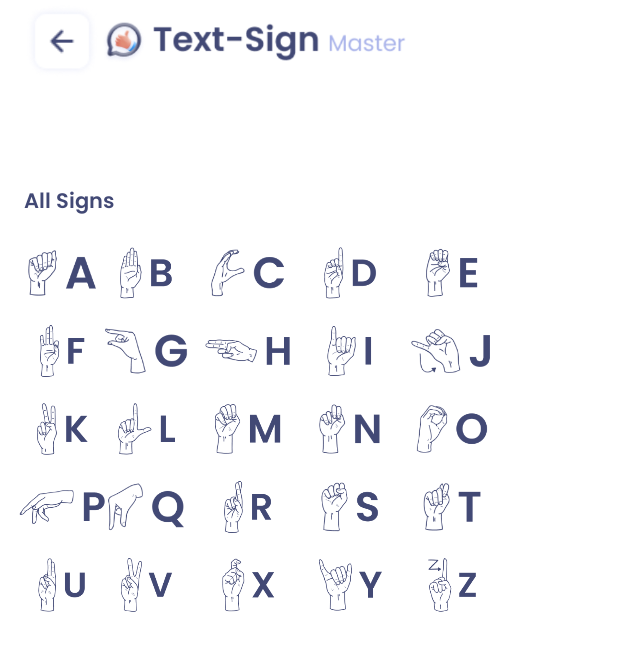
After one commit to obaidak407/hand-detector-app, an Android app: the info screen opened directly, with no data from a screen before it, on a phone screen of 412 x 824 dp. The commit adds this screen. Shown: the top 651 px of the screen. Run offline under Robolectric (Android 15) with nearby library versions, the phone set to English and light mode, and no system bars.

Commit message:
Final Changes

```diff
--- a/app/src/main/java/com/example/imagepro/MainActivity.java
+++ b/app/src/main/java/com/example/imagepro/MainActivity.java
@@ -44,13 +44,16 @@ public class MainActivity extends AppCompatActivity {
 
     public void sign_text(View view) {
         startActivity(new Intent(MainActivity.this,SigntoText.class).addFlags(Intent.FLAG_ACTIVITY_CLEAR_TASK | Intent.FLAG_ACTIVITY_CLEAR_TOP));
+        finish();
     }
 
     public void text_sign(View view) {
         startActivity(new Intent(MainActivity.this,TexttoSign.class).addFlags(Intent.FLAG_ACTIVITY_CLEAR_TASK | Intent.FLAG_ACTIVITY_CLEAR_TOP));
+        finish();
     }
 
     public void info(View view) {
-        startActivity(new Intent(MainActivity.this,onboarding_first.class));
+        startActivity(new Intent(MainActivity.this,info.class));
+        finish();
     }
 }
--- a/app/src/main/java/com/example/imagepro/SigntoText.java
+++ b/app/src/main/java/com/example/imagepro/SigntoText.java
@@ -152,9 +152,7 @@ public class SigntoText extends Activity implements CameraBridgeViewBase.CvCamer
         return out;
     }
 
-    public void mActivity(View view) {
-        Intent i = new Intent(SigntoText.this,MainActivity.class);
-        startActivity(i);
-        finish();
+    public void mainactivity(View view) {
+        startActivity(new Intent(SigntoText.this,MainActivity.class));
     }
 }
--- /dev/null
+++ b/app/src/main/java/com/example/imagepro/info.java
@@ -0,0 +1,23 @@
+package com.example.imagepro;
+
+import androidx.appcompat.app.AppCompatActivity;
+
+import android.content.Intent;
+import android.os.Bundle;
+import android.view.View;
+
+public class info extends AppCompatActivity {
+
+    @Override
+    protected void onCreate(Bundle savedInstanceState) {
+        super.onCreate(savedInstanceState);
+        getSupportActionBar().hide();
+        setContentView(R.layout.activity_info);
+    }
+
+    public void mainActivity(View view) {
+        startActivity(new Intent(info.this,MainActivity.class));
+        finish();
+
+    }
+}
--- /dev/null
+++ b/app/src/main/res/layout/activity_info.xml
@@ -0,0 +1,296 @@
+<?xml version="1.0" encoding="utf-8"?>
+<androidx.constraintlayout.widget.ConstraintLayout xmlns:android="http://schemas.android.com/apk/res/android"
+    xmlns:app="http://schemas.android.com/apk/res-auto"
+    xmlns:tools="http://schemas.android.com/tools"
+    android:layout_width="match_parent"
+    android:layout_height="match_parent"
+    tools:context=".info">
+
+    <ImageButton
+        android:id="@+id/imageButton8"
+        android:layout_width="50dp"
+        android:layout_height="55dp"
+        android:background="#00FFFFFF"
+        android:contentDescription="bg"
+        android:onClick="mainActivity"
+        app:layout_constraintEnd_toEndOf="parent"
+        app:layout_constraintHorizontal_bias="0.044"
+        app:layout_constraintStart_toStartOf="parent"
+        app:layout_constraintTop_toTopOf="parent"
+        app:srcCompat="@drawable/back" />
+
+    <ImageView
+        android:id="@+id/imageView17"
+        android:layout_width="204dp"
+        android:layout_height="55dp"
+        android:layout_marginStart="1dp"
+        android:layout_marginEnd="140dp"
+        app:layout_constraintEnd_toEndOf="parent"
+        app:layout_constraintHorizontal_bias="0.0"
+        app:layout_constraintStart_toEndOf="@+id/imageButton8"
+        app:layout_constraintTop_toTopOf="parent"
+        app:srcCompat="@drawable/top_image" />
+
+    <TextView
+        android:id="@+id/textView4"
+        android:layout_width="wrap_content"
+        android:layout_height="wrap_content"
+        android:layout_marginStart="16dp"
+        android:layout_marginTop="68dp"
+        android:fontFamily="@font/poppins_semi_bold"
+        android:text="All Signs"
+        android:textColor="@color/primary"
+        app:layout_constraintStart_toStartOf="parent"
+        app:layout_constraintTop_toBottomOf="@+id/imageView17" />
+
+    <ImageView
+        android:id="@+id/imageView42"
+        android:layout_width="68dp"
+        android:layout_height="53dp"
+        android:layout_marginStart="268dp"
+        android:layout_marginTop="216dp"
+        app:layout_constraintStart_toStartOf="parent"
+        app:layout_constraintTop_toBottomOf="@+id/textView4"
+        app:srcCompat="@mipmap/z" />
+
+    <ImageView
+        android:id="@+id/imageView23"
+        android:layout_width="68dp"
+        android:layout_height="53dp"
+        android:layout_marginStart="8dp"
+        android:layout_marginTop="60dp"
+        app:layout_constraintStart_toStartOf="parent"
+        app:layout_constraintTop_toBottomOf="@+id/textView4"
+        app:srcCompat="@mipmap/f" />
+
+    <ImageView
+        android:id="@+id/imageView28"
+        android:layout_width="68dp"
+        android:layout_height="53dp"
+        android:layout_marginStart="64dp"
+        android:layout_marginTop="112dp"
+        app:layout_constraintStart_toStartOf="parent"
+        app:layout_constraintTop_toBottomOf="@+id/textView4"
+        app:srcCompat="@mipmap/l" />
+
+    <ImageView
+        android:id="@+id/imageView34"
+        android:layout_width="68dp"
+        android:layout_height="53dp"
+        android:layout_marginStart="64dp"
+        android:layout_marginTop="164dp"
+        app:layout_constraintStart_toStartOf="parent"
+        app:layout_constraintTop_toBottomOf="@+id/textView4"
+        app:srcCompat="@mipmap/q" />
+
+    <ImageView
+        android:id="@+id/imageView39"
+        android:layout_width="68dp"
+        android:layout_height="53dp"
+        android:layout_marginStart="64dp"
+        android:layout_marginTop="216dp"
+        app:layout_constraintStart_toStartOf="parent"
+        app:layout_constraintTop_toBottomOf="@+id/textView4"
+        app:srcCompat="@mipmap/v" />
+
+    <ImageView
+        android:id="@+id/imageView30"
+        android:layout_width="68dp"
+        android:layout_height="53dp"
+        android:layout_marginStart="132dp"
+        android:layout_marginTop="112dp"
+        app:layout_constraintStart_toStartOf="parent"
+        app:layout_constraintTop_toBottomOf="@+id/textView4"
+        app:srcCompat="@mipmap/m" />
+
+    <ImageView
+        android:id="@+id/imageView35"
+        android:layout_width="68dp"
+        android:layout_height="53dp"
+        android:layout_marginStart="132dp"
+        android:layout_marginTop="164dp"
+        app:layout_constraintStart_toStartOf="parent"
+        app:layout_constraintTop_toBottomOf="@+id/textView4"
+        app:srcCompat="@mipmap/r" />
+
+    <ImageView
+        android:id="@+id/imageView40"
+        android:layout_width="68dp"
+        android:layout_height="53dp"
+        android:layout_marginStart="132dp"
+        android:layout_marginTop="216dp"
+        app:layout_constraintStart_toStartOf="parent"
+        app:layout_constraintTop_toBottomOf="@+id/textView4"
+        app:srcCompat="@mipmap/x" />
+
+    <ImageView
+        android:id="@+id/imageView31"
+        android:layout_width="68dp"
+        android:layout_height="53dp"
+        android:layout_marginStart="200dp"
+        android:layout_marginTop="164dp"
+        app:layout_constraintStart_toStartOf="parent"
+        app:layout_constraintTop_toBottomOf="@+id/textView4"
+        app:srcCompat="@mipmap/s" />
+
+    <ImageView
+        android:id="@+id/imageView22"
+        android:layout_width="68dp"
+        android:layout_height="53dp"
+        android:layout_marginStart="268dp"
+        android:layout_marginTop="8dp"
+        app:layout_constraintStart_toStartOf="parent"
+        app:layout_constraintTop_toBottomOf="@+id/textView4"
+        app:srcCompat="@mipmap/e" />
+
+    <ImageView
+        android:id="@+id/imageView41"
+        android:layout_width="68dp"
+        android:layout_height="53dp"
+        android:layout_marginStart="200dp"
+        android:layout_marginTop="216dp"
+        app:layout_constraintStart_toStartOf="parent"
+        app:layout_constraintTop_toBottomOf="@+id/textView4"
+        app:srcCompat="@mipmap/y" />
+
+    <ImageView
+        android:id="@+id/imageView32"
+        android:layout_width="68dp"
+        android:layout_height="53dp"
+        android:layout_marginStart="268dp"
+        android:layout_marginTop="112dp"
+        app:layout_constraintStart_toStartOf="parent"
+        app:layout_constraintTop_toBottomOf="@+id/textView4"
+        app:srcCompat="@mipmap/o" />
+
+    <ImageView
+        android:id="@+id/imageView36"
+        android:layout_width="68dp"
+        android:layout_height="53dp"
+        android:layout_marginStart="200dp"
+        android:layout_marginTop="112dp"
+        app:layout_constraintStart_toStartOf="parent"
+        app:layout_constraintTop_toBottomOf="@+id/textView4"
+        app:srcCompat="@mipmap/n" />
+
+    <ImageView
+        android:id="@+id/imageView37"
+        android:layout_width="68dp"
+        android:layout_height="53dp"
+        android:layout_marginStart="268dp"
+        android:layout_marginTop="164dp"
+        app:layout_constraintStart_toStartOf="parent"
+        app:layout_constraintTop_toBottomOf="@+id/textView4"
+        app:srcCompat="@mipmap/t" />
+
+    <ImageView
+        android:id="@+id/imageView33"
+        android:layout_width="68dp"
+        android:layout_height="53dp"
+        android:layout_marginStart="8dp"
+        android:layout_marginTop="164dp"
+        app:layout_constraintStart_toStartOf="parent"
+        app:layout_constraintTop_toBottomOf="@+id/textView4"
+        app:srcCompat="@mipmap/p" />
+
+    <ImageView
+        android:id="@+id/imageView38"
+        android:layout_width="68dp"
+        android:layout_height="53dp"
+        android:layout_marginStart="8dp"
+        android:layout_marginTop="216dp"
+        app:layout_constraintStart_toStartOf="parent"
+        app:layout_constraintTop_toBottomOf="@+id/textView4"
+        app:srcCompat="@mipmap/u" />
+
+    <ImageView
+        android:id="@+id/imageView18"
+        android:layout_width="68dp"
+        android:layout_height="53dp"
+        android:layout_marginStart="8dp"
+        android:layout_marginTop="8dp"
+        app:layout_constraintStart_toStartOf="parent"
+        app:layout_constraintTop_toBottomOf="@+id/textView4"
+        app:srcCompat="@mipmap/a" />
+
+    <ImageView
+        android:id="@+id/imageView24"
+        android:layout_width="68dp"
+        android:layout_height="53dp"
+        android:layout_marginStart="132dp"
+        android:layout_marginTop="60dp"
+        app:layout_constraintStart_toStartOf="parent"
+        app:layout_constraintTop_toBottomOf="@+id/textView4"
+        app:srcCompat="@mipmap/h" />
+
+    <ImageView
+        android:id="@+id/imageView25"
+        android:layout_width="68dp"
+        android:layout_height="53dp"
+        android:layout_marginStart="64dp"
+        android:layout_marginTop="60dp"
+        app:layout_constraintStart_toStartOf="parent"
+        app:layout_constraintTop_toBottomOf="@+id/textView4"
+        app:srcCompat="@mipmap/g" />
+
+    <ImageView
+        android:id="@+id/imageView26"
+        android:layout_width="68dp"
+        android:layout_height="53dp"
+        android:layout_marginStart="200dp"
+        android:layout_marginTop="60dp"
+        app:layout_constraintStart_toStartOf="parent"
+        app:layout_constraintTop_toBottomOf="@+id/textView4"
+        app:srcCompat="@mipmap/i" />
+
+    <ImageView
+        android:id="@+id/imageView27"
+        android:layout_width="68dp"
+        android:layout_height="53dp"
+        android:layout_marginStart="268dp"
+        android:layout_marginTop="60dp"
+        app:layout_constraintStart_toStartOf="parent"
+        app:layout_constraintTop_toBottomOf="@+id/textView4"
+        app:srcCompat="@mipmap/j" />
+
+    <ImageView
+        android:id="@+id/imageView19"
+        android:layout_width="68dp"
+        android:layout_height="53dp"
+        android:layout_marginStart="64dp"
+        android:layout_marginTop="8dp"
+        app:layout_constraintStart_toStartOf="parent"
+        app:layout_constraintTop_toBottomOf="@+id/textView4"
+        app:srcCompat="@mipmap/b" />
+
+    <ImageView
+        android:id="@+id/imageView20"
+        android:layout_width="68dp"
+        android:layout_height="53dp"
+        android:layout_marginStart="132dp"
+        android:layout_marginTop="8dp"
+        app:layout_constraintStart_toStartOf="parent"
+        app:layout_constraintTop_toBottomOf="@+id/textView4"
+        app:srcCompat="@mipmap/c" />
+
+    <ImageView
+        android:id="@+id/imageView21"
+        android:layout_width="68dp"
+        android:layout_height="53dp"
+        android:layout_marginStart="200dp"
+        android:layout_marginTop="8dp"
+        app:layout_constraintStart_toStartOf="parent"
+        app:layout_constraintTop_toBottomOf="@+id/textView4"
+        app:srcCompat="@mipmap/d" />
+
+    <ImageView
+        android:id="@+id/imageView29"
+        android:layout_width="68dp"
+        android:layout_height="53dp"
+        android:layout_marginStart="8dp"
+        android:layout_marginTop="112dp"
+        app:layout_constraintStart_toStartOf="parent"
+        app:layout_constraintTop_toBottomOf="@+id/textView4"
+        app:srcCompat="@mipmap/k" />
+
+</androidx.constraintlayout.widget.ConstraintLayout>
--- a/app/src/main/res/layout/activity_signto_text.xml
+++ b/app/src/main/res/layout/activity_signto_text.xml
@@ -1,11 +1,10 @@
 <?xml version="1.0" encoding="utf-8"?>
-<FrameLayout
-    xmlns:android="http://schemas.android.com/apk/res/android"
+<FrameLayout xmlns:android="http://schemas.android.com/apk/res/android"
     xmlns:app="http://schemas.android.com/apk/res-auto"
     xmlns:tools="http://schemas.android.com/tools"
     android:layout_width="match_parent"
-    android:background="@color/white"
-    android:layout_height="match_parent">
+    android:layout_height="match_parent"
+    android:background="@color/ic_launcher_background">
 
     <org.opencv.android.JavaCameraView
         android:id="@+id/frame_Surface"
@@ -15,7 +14,7 @@
     <androidx.constraintlayout.widget.ConstraintLayout
         android:id="@+id/bottom_linear_layout"
         android:layout_width="match_parent"
-        android:layout_height="226dp"
+        android:layout_height="306dp"
         android:layout_gravity="bottom"
         android:background="@color/white"
         android:gravity="center"
@@ -23,8 +22,8 @@
 
         <ImageButton
             android:id="@+id/btnadd"
-            android:layout_width="80dp"
-            android:layout_height="52dp"
+            android:layout_width="93dp"
+            android:layout_height="46dp"
             android:layout_marginEnd="16dp"
             android:background="@drawable/enter"
             android:onClick="mActivity"
@@ -34,84 +33,86 @@
             app:layout_constraintBottom_toBottomOf="parent"
             app:layout_constraintEnd_toEndOf="parent"
             app:layout_constraintTop_toTopOf="parent"
-            app:layout_constraintVertical_bias="0.844" />
+            app:layout_constraintVertical_bias="0.885" />
 
         <ImageButton
             android:id="@+id/btnspace"
-            android:layout_width="102dp"
-            android:layout_height="52dp"
+            android:layout_width="99dp"
+            android:layout_height="44dp"
+            android:layout_marginStart="2dp"
+            android:layout_marginEnd="20dp"
             android:background="@drawable/space"
             android:src="@drawable/space"
             android:text="Add"
             android:textAllCaps="false"
             app:layout_constraintBottom_toBottomOf="parent"
             app:layout_constraintEnd_toStartOf="@+id/btnadd"
+            app:layout_constraintHorizontal_bias="1.0"
+            app:layout_constraintStart_toEndOf="@+id/btnclear"
             app:layout_constraintTop_toTopOf="parent"
-            app:layout_constraintVertical_bias="0.844" />
+            app:layout_constraintVertical_bias="0.875" />
 
         <ImageButton
             android:id="@+id/btnclear"
-            android:layout_width="138dp"
-            android:layout_height="55dp"
+            android:layout_width="85dp"
+            android:layout_height="39dp"
+            android:layout_marginStart="16dp"
             android:background="#002B2B2B"
             android:src="@drawable/clear"
             android:text="Clear"
             android:textAllCaps="false"
             app:layout_constraintBottom_toBottomOf="parent"
-            app:layout_constraintEnd_toStartOf="@+id/btnspace"
-            app:layout_constraintHorizontal_bias="0.213"
             app:layout_constraintStart_toStartOf="parent"
             app:layout_constraintTop_toTopOf="parent"
-            app:layout_constraintVertical_bias="0.859" />
+            app:layout_constraintVertical_bias="0.86" />
 
         <TextView
             android:id="@+id/tv_text"
-            android:layout_width="351dp"
-            android:layout_height="91dp"
-            android:textSize="16sp"
+            android:layout_width="353dp"
+            android:layout_height="127dp"
             android:fontFamily="@font/poppins_regular"
             android:textColor="@color/primary"
+            android:textSize="16sp"
             app:layout_constraintBottom_toTopOf="@+id/btnspace"
             app:layout_constraintEnd_toEndOf="parent"
-            app:layout_constraintHorizontal_bias="0.529"
+            app:layout_constraintHorizontal_bias="0.555"
             app:layout_constraintStart_toStartOf="parent"
             app:layout_constraintTop_toTopOf="parent"
-            app:layout_constraintVertical_bias="0.197" />
+            app:layout_constraintVertical_bias="0.555" />
 
     </androidx.constraintlayout.widget.ConstraintLayout>
 
     <androidx.constraintlayout.widget.ConstraintLayout
-        android:background="@color/white"
         android:layout_width="match_parent"
-        android:layout_height="79dp">
+        android:layout_height="61dp"
+        android:background="@color/white">
 
-        <ImageView
-            android:id="@+id/imageView16"
-            android:layout_width="186dp"
+        <ImageButton
+            android:id="@+id/btnspace2"
+            android:layout_width="53dp"
             android:layout_height="41dp"
-            android:layout_marginEnd="128dp"
+            android:background="@color/ic_launcher_background"
+            android:onClick="mainactivity"
+            android:src="@drawable/back"
+            android:text="Add"
+            android:textAllCaps="false"
             app:layout_constraintBottom_toBottomOf="parent"
             app:layout_constraintEnd_toEndOf="parent"
             app:layout_constraintHorizontal_bias="0.0"
-            app:layout_constraintStart_toEndOf="@+id/imageButton7"
-            app:layout_constraintTop_toTopOf="parent"
-            app:layout_constraintVertical_bias="0.526"
-            app:srcCompat="@drawable/top_image" />
+            app:layout_constraintStart_toStartOf="parent"
+            app:layout_constraintTop_toTopOf="parent" />
 
         <ImageButton
-            android:id="@+id/imageButton7"
-            android:layout_width="43dp"
-            android:layout_height="37dp"
-            android:background="#00FFFFFF"
-            android:contentDescription="bg"
-            android:onClick="mainActivity"
+            android:id="@+id/btnspace3"
+            android:layout_width="256dp"
+            android:layout_height="36dp"
+            android:background="@color/ic_launcher_background"
+            android:src="@drawable/top_app_icon"
+            android:text="Add"
+            android:textAllCaps="false"
             app:layout_constraintBottom_toBottomOf="parent"
-            app:layout_constraintEnd_toEndOf="parent"
-            app:layout_constraintHorizontal_bias="0.028"
-            app:layout_constraintStart_toStartOf="parent"
-            app:layout_constraintTop_toTopOf="parent"
-            app:layout_constraintVertical_bias="0.521"
-            app:srcCompat="@drawable/back" />
+            app:layout_constraintStart_toEndOf="@+id/btnspace2"
+            app:layout_constraintTop_toTopOf="parent" />
     </androidx.constraintlayout.widget.ConstraintLayout>
 
 </FrameLayout>
```
Also changed, not shown: app/src/main/AndroidManifest.xml (+6 -3 lines), app/src/main/res/drawable/enter.png, app/src/main/res/drawable/space.png.
